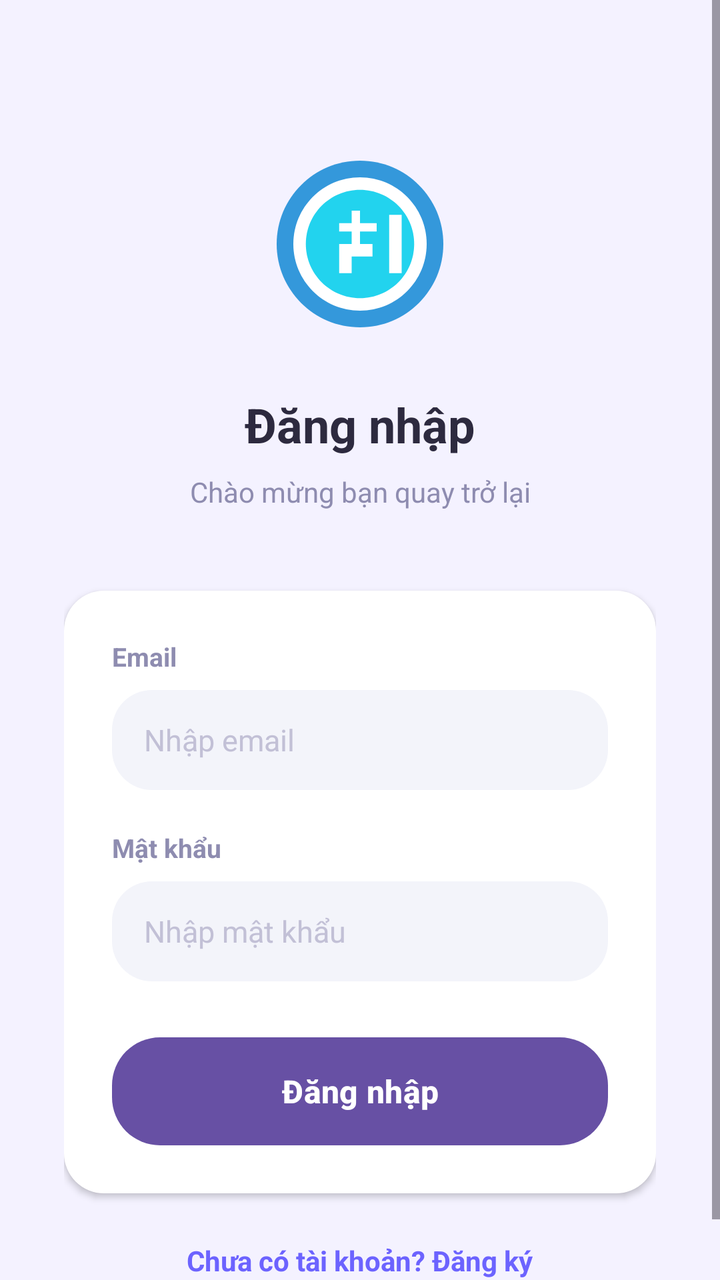
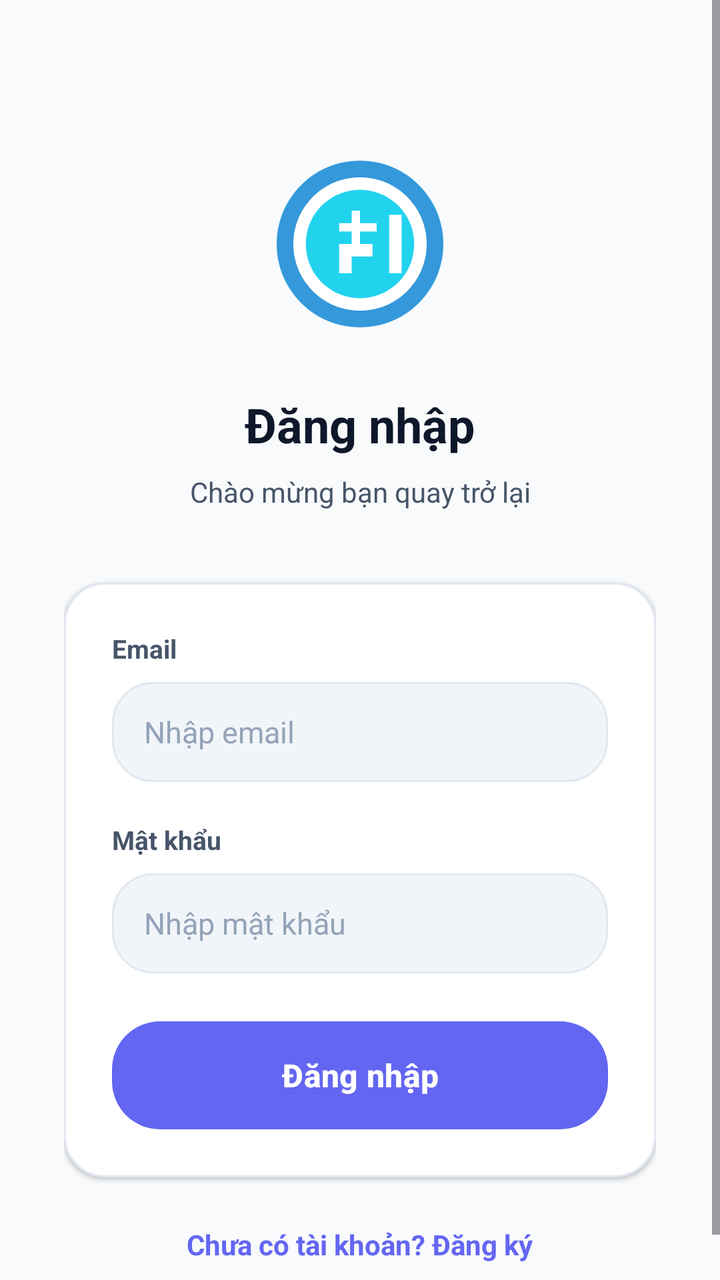

Two renders of the same Android screen: before a commit and after it. Below are the layout's source before the change and the commit's diff.
<!-- AndroidManifest.xml: application theme Theme.MyApplication -->
<!-- res/layout/activity_login.xml -->
<?xml version="1.0" encoding="utf-8"?>
<ScrollView xmlns:android="http://schemas.android.com/apk/res/android"
    android:layout_width="match_parent"
    android:layout_height="match_parent"
    android:background="@color/app_background"
    android:fillViewport="true">

    <LinearLayout
        android:layout_width="match_parent"
        android:layout_height="wrap_content"
        android:orientation="vertical"
        android:padding="32dp"
        android:gravity="center">

        
        <ImageView
            android:layout_width="100dp"
            android:layout_height="100dp"
            android:layout_marginTop="40dp"
            android:contentDescription="@string/login_logo_desc"
            android:src="@drawable/ic_coin" />

        <TextView
            android:layout_width="wrap_content"
            android:layout_height="wrap_content"
            android:layout_marginTop="24dp"
            android:text="@string/login_title"
            android:textColor="@color/text_primary"
            android:textSize="24sp"
            android:textStyle="bold"
            android:gravity="center" />

        <TextView
            android:layout_width="wrap_content"
            android:layout_height="wrap_content"
            android:layout_marginTop="8dp"
            android:text="@string/login_subtitle"
            android:textColor="@color/text_secondary"
            android:textSize="14sp"
            android:gravity="center" />

        
        <LinearLayout
            android:layout_width="match_parent"
            android:layout_height="wrap_content"
            android:layout_marginTop="40dp"
            android:background="@drawable/bg_card"
            android:elevation="2dp"
            android:orientation="vertical"
            android:padding="24dp">

            <TextView
                android:layout_width="wrap_content"
                android:layout_height="wrap_content"
                android:text="@string/login_email_label"
                android:textColor="@color/text_secondary"
                android:textSize="13sp"
                android:textStyle="bold" />

            <EditText
                android:id="@+id/edtLoginEmail"
                android:layout_width="match_parent"
                android:layout_height="50dp"
                android:layout_marginTop="8dp"
                android:background="@drawable/bg_pill"
                android:hint="@string/login_email_hint"
                android:inputType="textEmailAddress"
                android:paddingHorizontal="16dp"
                android:textColor="@color/text_primary"
                android:textColorHint="@color/text_light"
                android:textSize="15sp" />

            <TextView
                android:layout_width="wrap_content"
                android:layout_height="wrap_content"
                android:layout_marginTop="20dp"
                android:text="@string/login_password_label"
                android:textColor="@color/text_secondary"
                android:textSize="13sp"
                android:textStyle="bold" />

            <EditText
                android:id="@+id/edtLoginPassword"
                android:layout_width="match_parent"
                android:layout_height="50dp"
                android:layout_marginTop="8dp"
                android:background="@drawable/bg_pill"
                android:hint="@string/login_password_hint"
                android:inputType="textPassword"
                android:paddingHorizontal="16dp"
                android:textColor="@color/text_primary"
                android:textColorHint="@color/text_light"
                android:textSize="15sp" />

            <Button
                android:id="@+id/btnLogin"
                android:layout_width="match_parent"
                android:layout_height="54dp"
                android:layout_marginTop="28dp"
                android:background="@drawable/bg_button_primary"
                android:text="@string/login_button"
                android:textAllCaps="false"
                android:textColor="@color/white"
                android:textSize="16sp"
                android:textStyle="bold" />
        </LinearLayout>

        <TextView
            android:id="@+id/tvGoRegister"
            android:layout_width="wrap_content"
            android:layout_height="wrap_content"
            android:layout_marginTop="24dp"
            android:text="@string/login_register_prompt"
            android:textColor="@color/primary_blue"
            android:textSize="14sp"
            android:textStyle="bold" />
    </LinearLayout>
</ScrollView>
<!-- resources referenced by this layout -->
<resources>
  <color name="app_background">#F4F2FF</color>
  <color name="primary_blue">#6C63FF</color>
  <color name="text_light">#C2C0D6</color>
  <color name="text_primary">#2D2A3F</color>
  <color name="text_secondary">#8E8CB0</color>
  <color name="white">#FFFFFFFF</color>
  <!-- drawable bg_button_primary (drawable) -->
  <?xml version="1.0" encoding="utf-8"?>
  <shape xmlns:android="http://schemas.android.com/apk/res/android">
      <gradient
          android:angle="0"
          android:endColor="#7B6DFF"
          android:startColor="#5F55FF" />
      <corners android:radius="24dp" />
  </shape>
  <!-- drawable bg_card (drawable) -->
  <?xml version="1.0" encoding="utf-8"?>
  <shape xmlns:android="http://schemas.android.com/apk/res/android">
      <solid android:color="@color/card_background" />
      <corners android:radius="20dp" />
  </shape>
  <!-- drawable bg_pill (drawable) -->
  <?xml version="1.0" encoding="utf-8"?>
  <shape xmlns:android="http://schemas.android.com/apk/res/android">
      <solid android:color="@color/pill_background" />
      <corners android:radius="20dp" />
  </shape>
  <!-- drawable ic_coin (drawable) -->
  <?xml version="1.0" encoding="utf-8"?>
  <vector xmlns:android="http://schemas.android.com/apk/res/android"
      android:width="24dp"
      android:height="24dp"
      android:viewportWidth="24"
      android:viewportHeight="24">
  
      
      <path
          android:fillColor="#3498DB"
          android:pathData="M12,2 C6.48,2 2,6.48 2,12 C2,17.52 6.48,22 12,22 C17.52,22 22,17.52 22,12 C22,6.48 17.52,2 12,2Z"/>
  
      
      <path
          android:fillColor="#FFFFFF"
          android:pathData="M12,4 C7.58,4 4,7.58 4,12 C4,16.42 7.58,20 12,20 C16.42,20 20,16.42 20,12 C20,7.58 16.42,4 12,4Z"/>
  
      
      <path
          android:fillColor="#22D3EE"
          android:pathData="M12,5.5 C8.41,5.5 5.5,8.41 5.5,12 C5.5,15.59 8.41,18.5 12,18.5 C15.59,18.5 18.5,15.59 18.5,12 C18.5,8.41 15.59,5.5 12,5.5Z"/>
  
      
      <path
          android:fillColor="#FFFFFF"
          android:pathData="M12,8 L12,9.5 L9.5,9.5 L9.5,10.5 L12,10.5 L12,12 L9.5,12 L9.5,15.5 L11,15.5 L11,13.5 L13.5,13.5 L13.5,12 L11,12 L11,10.5 L14,10.5 L14,9.5 L11,9.5 L11,8 Z
          M15.5,8.5 L15.5,15.5 L17,15.5 L17,8.5 Z"/>
  
  </vector>
  <string name="login_button">Đăng nhập</string>
  <string name="login_email_hint">Nhập email</string>
  <string name="login_email_label">Email</string>
  <string name="login_logo_desc">Logo ứng dụng</string>
  <string name="login_password_hint">Nhập mật khẩu</string>
  <string name="login_password_label">Mật khẩu</string>
  <string name="login_register_prompt">Chưa có tài khoản? Đăng ký</string>
  <string name="login_subtitle">Chào mừng bạn quay trở lại</string>
  <string name="login_title">Đăng nhập</string>
  <style name="Theme.MyApplication" parent="Base.Theme.MyApplication" />
  <color name="card_background">#FFFFFF</color>
  <color name="pill_background">#F3F4FA</color>
  <style name="Base.Theme.MyApplication" parent="Theme.Material3.DayNight.NoActionBar">
          
          
      </style>
</resources>

<!-- the commit's change to res/layout/activity_login.xml (unified diff, before → after) -->
@@ -8,9 +8,10 @@
     <LinearLayout
         android:layout_width="match_parent"
         android:layout_height="wrap_content"
+        android:gravity="center"
         android:orientation="vertical"
         android:padding="32dp"
-        android:gravity="center">
+        android:paddingBottom="40dp">
 
         
         <ImageView
@@ -43,9 +44,9 @@
         <LinearLayout
             android:layout_width="match_parent"
             android:layout_height="wrap_content"
-            android:layout_marginTop="40dp"
+            android:layout_marginTop="36dp"
             android:background="@drawable/bg_card"
-            android:elevation="2dp"
+            android:elevation="1dp"
             android:orientation="vertical"
             android:padding="24dp">
 
@@ -96,7 +97,7 @@
                 android:id="@+id/btnLogin"
                 android:layout_width="match_parent"
                 android:layout_height="54dp"
-                android:layout_marginTop="28dp"
+                android:layout_marginTop="24dp"
                 android:background="@drawable/bg_button_primary"
                 android:text="@string/login_button"
                 android:textAllCaps="false"
<!-- resource entries referenced after the edit -->
@@ -1,30 +1,36 @@
 <!-- resources referenced by this layout -->
 <resources>
-  <color name="app_background">#F4F2FF</color>
-  <color name="primary_blue">#6C63FF</color>
-  <color name="text_light">#C2C0D6</color>
-  <color name="text_primary">#2D2A3F</color>
-  <color name="text_secondary">#8E8CB0</color>
+  <color name="app_background">#F8FAFC</color>
+  <color name="primary_blue">#6366F1</color>
+  <color name="text_light">#94A3B8</color>
+  <color name="text_primary">#0F172A</color>
+  <color name="text_secondary">#475569</color>
   <color name="white">#FFFFFFFF</color>
   <!-- drawable bg_button_primary (drawable) -->
   <?xml version="1.0" encoding="utf-8"?>
   <shape xmlns:android="http://schemas.android.com/apk/res/android">
       <gradient
           android:angle="0"
-          android:endColor="#7B6DFF"
-          android:startColor="#5F55FF" />
+          android:endColor="@color/accent_purple"
+          android:startColor="@color/primary_blue" />
       <corners android:radius="24dp" />
   </shape>
   <!-- drawable bg_card (drawable) -->
   <?xml version="1.0" encoding="utf-8"?>
   <shape xmlns:android="http://schemas.android.com/apk/res/android">
       <solid android:color="@color/card_background" />
+      <stroke
+          android:width="1dp"
+          android:color="@color/divider_light" />
       <corners android:radius="20dp" />
   </shape>
   <!-- drawable bg_pill (drawable) -->
   <?xml version="1.0" encoding="utf-8"?>
   <shape xmlns:android="http://schemas.android.com/apk/res/android">
       <solid android:color="@color/pill_background" />
+      <stroke
+          android:width="1dp"
+          android:color="@color/divider_light" />
       <corners android:radius="20dp" />
   </shape>
   <!-- drawable ic_coin (drawable) -->
@@ -67,11 +73,16 @@
   <string name="login_subtitle">Chào mừng bạn quay trở lại</string>
   <string name="login_title">Đăng nhập</string>
   <style name="Theme.MyApplication" parent="Base.Theme.MyApplication" />
+  <color name="accent_purple">#8B5CF6</color>
   <color name="card_background">#FFFFFF</color>
-  <color name="pill_background">#F3F4FA</color>
+  <color name="divider_light">#E2E8F0</color>
+  <color name="pill_background">#F1F5F9</color>
   <style name="Base.Theme.MyApplication" parent="Theme.Material3.DayNight.NoActionBar">
-          
-          
+          <item name="colorPrimary">@color/primary_blue</item>
+          <item name="colorSecondary">@color/accent_purple</item>
+          <item name="android:statusBarColor">@android:color/transparent</item>
+          <item name="android:navigationBarColor">@color/card_background</item>
+          <item name="android:windowBackground">@color/app_background</item>
       </style>
 </resources>
 
